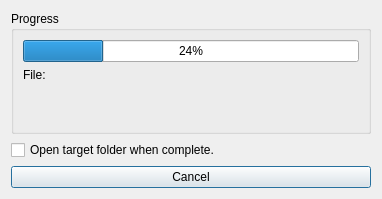
First picture: the form in trimstart-GUI/qtproject/ffmpeg-frontend-gui/dialogprocess.ui, repository anpho/ffmpeg-ext-tools, before the edit.
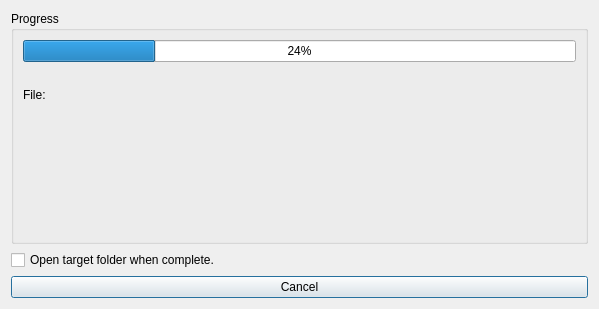
Second picture: the form after the edit.

Patch:
```diff
--- a/trimstart-GUI/qtproject/ffmpeg-frontend-gui/dialogprocess.ui
+++ b/trimstart-GUI/qtproject/ffmpeg-frontend-gui/dialogprocess.ui
@@ -9,8 +9,8 @@
    <rect>
     <x>0</x>
     <y>0</y>
-    <width>382</width>
-    <height>199</height>
+    <width>599</width>
+    <height>309</height>
    </rect>
   </property>
   <property name="windowTitle">
@@ -49,6 +49,22 @@
         </property>
        </widget>
       </item>
+      <item>
+       <widget class="QLabel" name="lbl_status">
+        <property name="sizePolicy">
+         <sizepolicy hsizetype="MinimumExpanding" vsizetype="MinimumExpanding">
+          <horstretch>0</horstretch>
+          <verstretch>0</verstretch>
+         </sizepolicy>
+        </property>
+        <property name="text">
+         <string/>
+        </property>
+        <property name="wordWrap">
+         <bool>true</bool>
+        </property>
+       </widget>
+      </item>
       <item>
        <spacer name="verticalSpacer">
         <property name="orientation">
```
